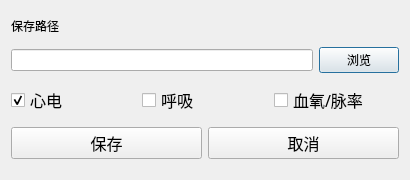
The window that SJ_Dialog.ui (cjf128/ECGB) describes before a commit, drawn with Qt 5.
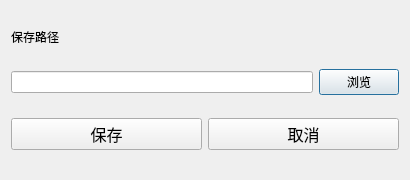
The same window after the commit.

What changed in the file:
```diff
--- a/SJ_Dialog.ui
+++ b/SJ_Dialog.ui
@@ -41,52 +41,6 @@
      </item>
     </layout>
    </item>
-   <item>
-    <layout class="QHBoxLayout" name="horizontalLayout">
-     <item>
-      <widget class="QCheckBox" name="boxHR">
-       <property name="font">
-        <font>
-         <family>Agency FB</family>
-         <pointsize>12</pointsize>
-        </font>
-       </property>
-       <property name="text">
-        <string>心电</string>
-       </property>
-       <property name="checked">
-        <bool>true</bool>
-       </property>
-      </widget>
-     </item>
-     <item>
-      <widget class="QCheckBox" name="boxRESP">
-       <property name="font">
-        <font>
-         <family>Agency FB</family>
-         <pointsize>12</pointsize>
-        </font>
-       </property>
-       <property name="text">
-        <string>呼吸</string>
-       </property>
-      </widget>
-     </item>
-     <item>
-      <widget class="QCheckBox" name="boxSPO2">
-       <property name="font">
-        <font>
-         <family>Agency FB</family>
-         <pointsize>12</pointsize>
-        </font>
-       </property>
-       <property name="text">
-        <string>血氧/脉率</string>
-       </property>
-      </widget>
-     </item>
-    </layout>
-   </item>
    <item>
     <layout class="QHBoxLayout" name="horizontalLayout_2">
      <item>
```
